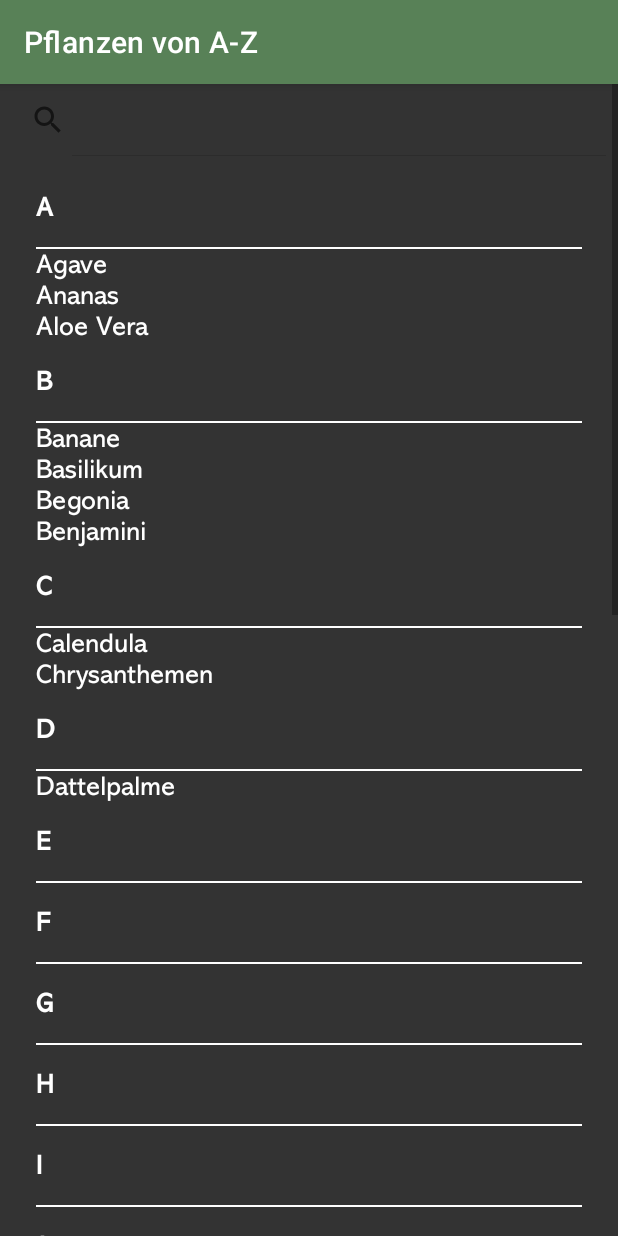
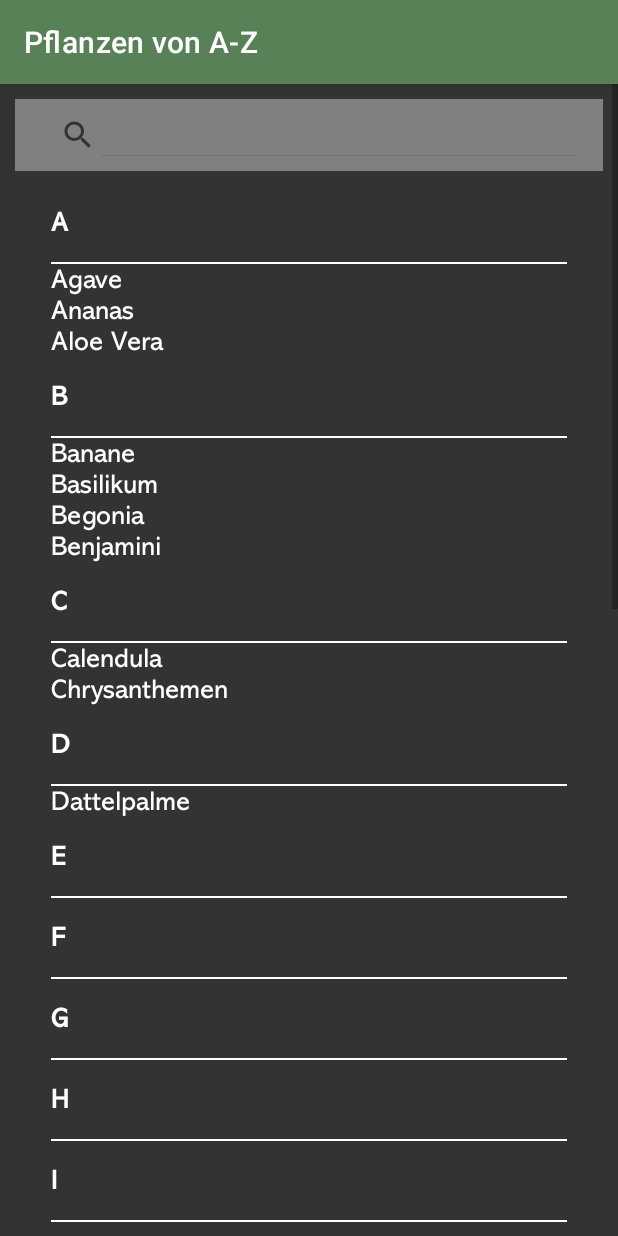
Before and after one commit to lisabrdt/GUIProject, an Android app: the AZFragment screen opened directly, with no data from a screen before it, on a phone screen of 412 x 824 dp. Run offline under Robolectric (Android 15) with nearby library versions, the phone set to English and light mode, and no system bars.

Commit message:
search view

```diff
--- a/app/src/main/res/layout/activity_plants.xml
+++ b/app/src/main/res/layout/activity_plants.xml
@@ -16,12 +16,15 @@
             android:layout_width="match_parent"
             android:layout_height="wrap_content"
             android:layout_marginBottom="24dp"
-            android:orientation="vertical">
+            android:orientation="vertical"
+            android:padding="10dp">
 
             <SearchView
                 android:layout_width="match_parent"
                 android:layout_height="match_parent"
-                android:iconifiedByDefault="false" />
+                android:background="@color/LightGrey"
+                android:iconifiedByDefault="false"
+                android:padding="10dp" />
 
             <TextView
                 android:layout_width="match_parent"
--- a/app/src/main/res/layout/fragment_wiki.xml
+++ b/app/src/main/res/layout/fragment_wiki.xml
@@ -6,11 +6,15 @@
     android:layout_height="match_parent"
     android:background="@color/DarkGrey"
     android:orientation="vertical"
+    android:padding="10dp"
     tools:context=".ui.wiki.WikiFragment">
 
     <SearchView
         android:layout_width="match_parent"
-        android:layout_height="wrap_content" />
+        android:layout_height="wrap_content"
+        android:background="@color/LightGrey"
+        android:iconifiedByDefault="false"
+        android:padding="10dp" />
 
     <ListView
         android:id="@+id/list_wiki"
```
